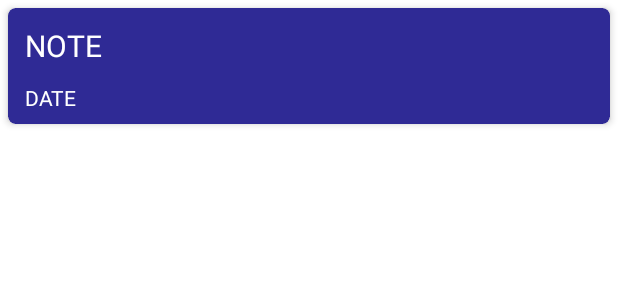
After one commit to ozanorfa/note-app, an Android app: the layout item_note.xml on its own in the app's theme, with its tools: preview values and no code run, on a phone screen of 412 x 824 dp. The commit adds this screen. Shown: the top 300 px of the screen. Run offline under Robolectric (Android 15) with nearby library versions, the phone set to English and light mode, and no system bars.

Commit message:
RecyclerView and adapter added

```diff
--- a/app/build.gradle
+++ b/app/build.gradle
@@ -70,6 +70,8 @@ dependencies {
     implementation "android.arch.navigation:navigation-fragment-ktx:$navigation_version"
     implementation "android.arch.navigation:navigation-ui-ktx:$navigation_version"
 
+    implementation 'com.github.blennerSilva:AwesomeDialog:2.0.6'
+
     // Room components
     def room_version = "2.4.2"
     implementation "androidx.room:room-runtime:$room_version"
--- a/app/src/main/java/com/task/noteapp/ui/base/BaseViewModel.kt
+++ b/app/src/main/java/com/task/noteapp/ui/base/BaseViewModel.kt
@@ -6,10 +6,6 @@ import androidx.lifecycle.ViewModel
 open class BaseViewModel : ViewModel() {
 
 
-    protected fun setViewDataBinding(viewBinding: ViewDataBinding) {
-
-    }
-
     override fun onCleared() {
         super.onCleared()
 
--- /dev/null
+++ b/app/src/main/res/layout/item_note.xml
@@ -0,0 +1,70 @@
+<?xml version="1.0" encoding="utf-8"?>
+<layout>
+
+    <data>
+        <import type="android.view.View" />
+
+        <import type="android.text.TextUtils" />
+
+        <variable
+            name="model"
+            type="com.task.noteapp.data.note.Note" />
+    </data>
+
+    <androidx.cardview.widget.CardView xmlns:android="http://schemas.android.com/apk/res/android"
+        xmlns:app="http://schemas.android.com/apk/res-auto"
+        xmlns:tools="http://schemas.android.com/tools"
+        android:layout_width="match_parent"
+        android:layout_height="wrap_content"
+        android:layout_margin="5dp"
+        app:cardBackgroundColor="@color/colorPrimary"
+        app:cardCornerRadius="5dp"
+        app:cardElevation="3dp">
+
+        <androidx.constraintlayout.widget.ConstraintLayout
+            android:layout_width="match_parent"
+            android:layout_height="wrap_content"
+            android:layout_margin="4dp">
+
+            <TextView
+                android:id="@+id/tv_note"
+                android:layout_width="match_parent"
+                android:layout_height="wrap_content"
+                android:layout_margin="3dp"
+                android:maxLines="2"
+                android:text="@{model.noteTitle}"
+                android:padding="4dp"
+                android:textColor="@color/white"
+                android:textSize="20sp"
+                app:layout_constraintStart_toStartOf="parent"
+                app:layout_constraintTop_toTopOf="parent"
+                tools:text="NOTE" />
+
+            <TextView
+                android:id="@+id/tv_date"
+                android:layout_width="match_parent"
+                android:layout_height="wrap_content"
+                android:layout_margin="3dp"
+                android:lines="1"
+                android:text="@{model.timeStamp}"
+                android:padding="4dp"
+                android:textColor="@color/white"
+                android:textSize="14sp"
+                app:layout_constraintStart_toStartOf="@+id/tv_note"
+                app:layout_constraintTop_toBottomOf="@+id/tv_note"
+                tools:text="DATE" />
+
+            <Button
+                android:id="@+id/btn_del"
+                android:layout_width="wrap_content"
+                app:layout_constraintBottom_toBottomOf="parent"
+                app:layout_constraintEnd_toEndOf="parent"
+                android:visibility="gone"
+                android:layout_height="wrap_content"/>
+
+
+        </androidx.constraintlayout.widget.ConstraintLayout>
+
+    </androidx.cardview.widget.CardView>
+
+</layout>
--- a/app/src/main/res/navigation/nav_graph.xml
+++ b/app/src/main/res/navigation/nav_graph.xml
@@ -20,6 +20,7 @@
 
 
 
+
     <action
         android:id="@+id/noteListScreen"
         app:destination="@id/noteListFragment"
--- /dev/null
+++ b/app/src/main/res/values-night/strings.xml
@@ -0,0 +1,4 @@
+<?xml version="1.0" encoding="utf-8"?>
+<resources>
+    <string name="add_note">Add</string>
+</resources>
--- a/app/src/main/res/values/strings.xml
+++ b/app/src/main/res/values/strings.xml
@@ -2,4 +2,5 @@
     <string name="app_name">NoteApp</string>
     <string name="welcome">Hoşgeldiniz</string>
     <string name="database_name">note_database</string>
+    <string name="add_note">Add</string>
 </resources>
--- a/build.gradle
+++ b/build.gradle
@@ -18,6 +18,7 @@ allprojects {
     repositories {
         google()
         jcenter()
+        maven { url 'https://jitpack.io' }
     }
 }
 
```
Also changed, not shown: app/src/main/java/com/task/noteapp/ui/base/BaseAdapter.kt (added, +40 -0 lines), app/src/main/java/com/task/noteapp/ui/base/BaseViewHolder.kt (added, +8 -0 lines), app/src/main/java/com/task/noteapp/ui/notelists/NoteAdapter.kt (added, +20 -0 lines), app/src/main/java/com/task/noteapp/ui/notelists/NoteListFragment.kt (+5 -2 lines), app/src/main/java/com/task/noteapp/ui/notelists/NoteListViewModel.kt (+18 -0 lines), app/src/main/java/com/task/noteapp/ui/splash/SplashFragment.kt (+5 -2 lines), app/src/main/java/com/task/noteapp/util/BindingAdapters.kt (+21 -0 lines), app/src/main/java/com/task/noteapp/util/CustomDialogs.kt (added, +70 -0 lines), app/src/main/res/layout/note_list_fragment.xml (+31 -9 lines).
